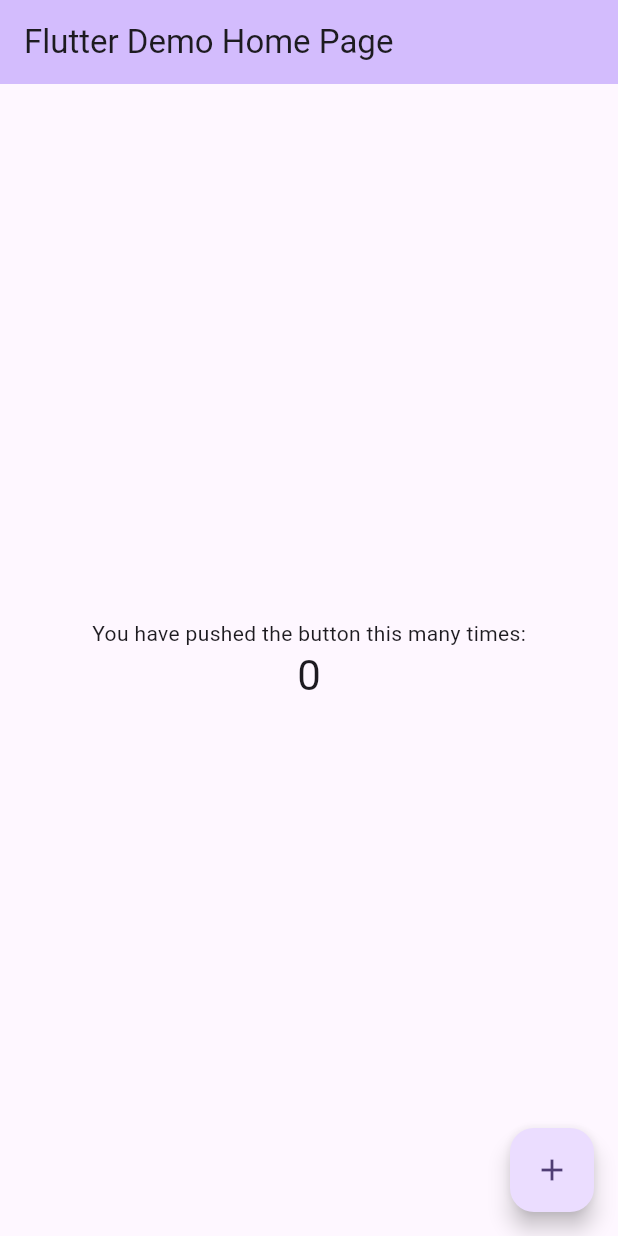
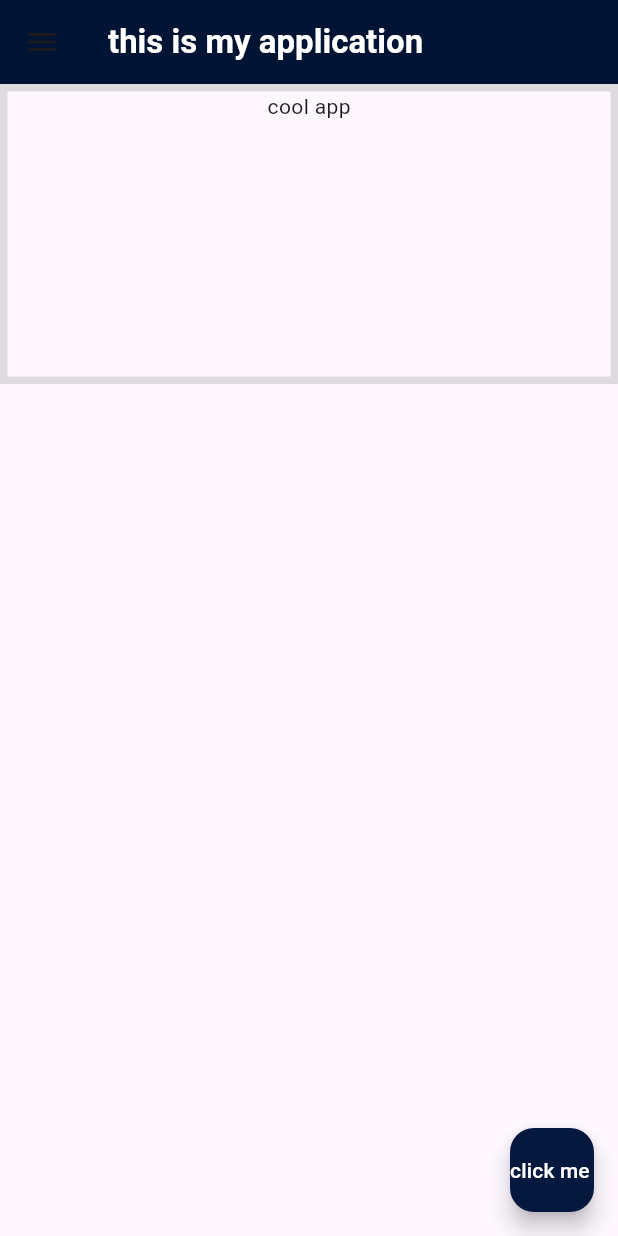
Before and after one commit to G-first-t/flutter-widget-learning, a Flutter app: the screen it shows after launch, on a phone screen of 412 x 824 dp. Run offline on Flutter 3.47's test engine with Material 3 defaults, Android fonts, the phone set to English and light mode, and no system bars.

Commit message:
adding container,floatingActionButton,drawer Widget

```diff
--- a/training/lib/main.dart
+++ b/training/lib/main.dart
@@ -1,125 +1,60 @@
 import 'package:flutter/material.dart';
+import 'package:flutter/widgets.dart';
 
-void main() {
-  runApp(const MyApp());
-}
 
-class MyApp extends StatelessWidget {
-  const MyApp({super.key});
+void main()=>runApp(MaterialApp(
+  home:Home()
+  )
+  );
 
-  // This widget is the root of your application.
-  @override
-  Widget build(BuildContext context) {
-    return MaterialApp(
-      title: 'Flutter Demo',
-      theme: ThemeData(
-        // This is the theme of your application.
-        //
-        // TRY THIS: Try running your application with "flutter run". You'll see
-        // the application has a purple toolbar. Then, without quitting the app,
-        // try changing the seedColor in the colorScheme below to Colors.green
-        // and then invoke "hot reload" (save your changes or press the "hot
-        // reload" button in a Flutter-supported IDE, or press "r" if you used
-        // the command line to start the app).
-        //
-        // Notice that the counter didn't reset back to zero; the application
-        // state is not lost during the reload. To reset the state, use hot
-        // restart instead.
-        //
-        // This works for code too, not just values: Most code changes can be
-        // tested with just a hot reload.
-        colorScheme: ColorScheme.fromSeed(seedColor: Colors.deepPurple),
-        useMaterial3: true,
-      ),
-      home: const MyHomePage(title: 'Flutter Demo Home Page'),
-    );
+
+
+  class Home extends StatelessWidget{
+    @override
+    Widget build(BuildContext context){
+      return Scaffold(
+        appBar:AppBar(
+          title:const Text("this is my application",
+          style:TextStyle(
+            color:Colors.white,
+            fontWeight:FontWeight.bold
+            )),
+            backgroundColor: const Color.fromARGB(255, 2, 20, 51),),
+             body:Container(
+              alignment:Alignment.topCenter,
+              height:200,
+              width:double.infinity,
+              decoration: BoxDecoration(
+                 border:Border.all(
+                  color:Colors.black12,width:5
+                 )
+              ),
+              child:const Text("cool app"),
+
+              ),
+              drawer:Drawer(
+                child:ListView( children: const <Widget>[
+                  DrawerHeader(
+                    child:Text("sidebar")
+                  ),
+                  ListTile(
+                    leading: Icon(Icons.home),
+                    title:Text("list 1")),
+
+                  ListTile(
+                    leading: Icon(Icons.airplanemode_on),
+                    title:Text("airplane mode"))
+
+                ])),
+                floatingActionButton:FloatingActionButton(
+                  onPressed:(){},
+                  backgroundColor: const Color.fromARGB(255, 4, 25, 61),
+                  child:const Text("click me ",
+                   style:TextStyle( color:Colors.white)
+                  ),
+
+                  )
+
+            );
+    }
   }
-}
-
-class MyHomePage extends StatefulWidget {
-  const MyHomePage({super.key, required this.title});
-
-  // This widget is the home page of your application. It is stateful, meaning
-  // that it has a State object (defined below) that contains fields that affect
-  // how it looks.
-
-  // This class is the configuration for the state. It holds the values (in this
-  // case the title) provided by the parent (in this case the App widget) and
-  // used by the build method of the State. Fields in a Widget subclass are
-  // always marked "final".
-
-  final String title;
-
-  @override
-  State<MyHomePage> createState() => _MyHomePageState();
-}
-
-class _MyHomePageState extends State<MyHomePage> {
-  int _counter = 0;
-
-  void _incrementCounter() {
-    setState(() {
-      // This call to setState tells the Flutter framework that something has
-      // changed in this State, which causes it to rerun the build method below
-      // so that the display can reflect the updated values. If we changed
-      // _counter without calling setState(), then the build method would not be
-      // called again, and so nothing would appear to happen.
-      _counter++;
-    });
-  }
-
-  @override
-  Widget build(BuildContext context) {
-    // This method is rerun every time setState is called, for instance as done
-    // by the _incrementCounter method above.
-    //
-    // The Flutter framework has been optimized to make rerunning build methods
-    // fast, so that you can just rebuild anything that needs updating rather
-    // than having to individually change instances of widgets.
-    return Scaffold(
-      appBar: AppBar(
-        // TRY THIS: Try changing the color here to a specific color (to
-        // Colors.amber, perhaps?) and trigger a hot reload to see the AppBar
-        // change color while the other colors stay the same.
-        backgroundColor: Theme.of(context).colorScheme.inversePrimary,
-        // Here we take the value from the MyHomePage object that was created by
-        // the App.build method, and use it to set our appbar title.
-        title: Text(widget.title),
-      ),
-      body: Center(
-        // Center is a layout widget. It takes a single child and positions it
-        // in the middle of the parent.
-        child: Column(
-          // Column is also a layout widget. It takes a list of children and
-          // arranges them vertically. By default, it sizes itself to fit its
-          // children horizontally, and tries to be as tall as its parent.
-          //
-          // Column has various properties to control how it sizes itself and
-          // how it positions its children. Here we use mainAxisAlignment to
-          // center the children vertically; the main axis here is the vertical
-          // axis because Columns are vertical (the cross axis would be
-          // horizontal).
-          //
-          // TRY THIS: Invoke "debug painting" (choose the "Toggle Debug Paint"
-          // action in the IDE, or press "p" in the console), to see the
-          // wireframe for each widget.
-          mainAxisAlignment: MainAxisAlignment.center,
-          children: <Widget>[
-            const Text(
-              'You have pushed the button this many times:',
-            ),
-            Text(
-              '$_counter',
-              style: Theme.of(context).textTheme.headlineMedium,
-            ),
-          ],
-        ),
-      ),
-      floatingActionButton: FloatingActionButton(
-        onPressed: _incrementCounter,
-        tooltip: 'Increment',
-        child: const Icon(Icons.add),
-      ), // This trailing comma makes auto-formatting nicer for build methods.
-    );
-  }
-}
```
